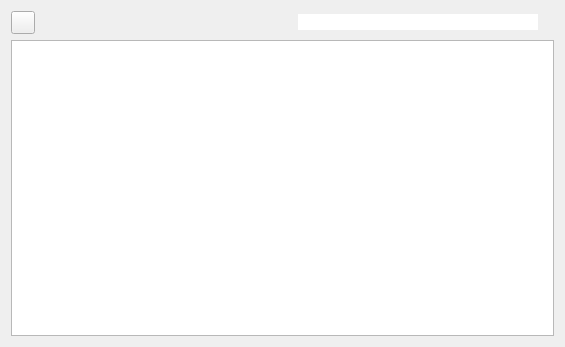
First picture: the form in src/HelpPage.ui, repository keshav-sahu7/TableKM, before the edit.
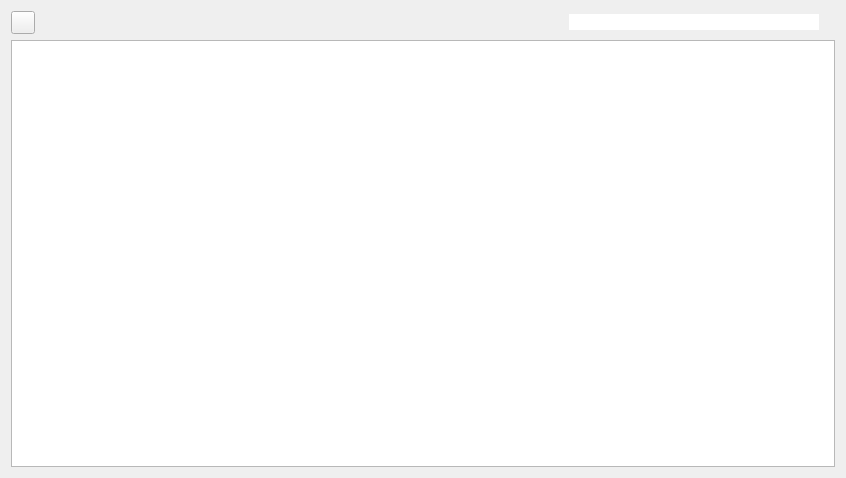
Second picture: the form after the edit. Icons and pictures are not drawn.

Commit message: fix: search function button max size.

Diff of the .ui file:
```diff
--- a/src/HelpPage.ui
+++ b/src/HelpPage.ui
@@ -6,8 +6,8 @@
    <rect>
     <x>0</x>
     <y>0</y>
-    <width>565</width>
-    <height>347</height>
+    <width>846</width>
+    <height>478</height>
    </rect>
   </property>
   <property name="windowTitle">
@@ -16,10 +16,13 @@
   <layout class="QVBoxLayout" name="verticalLayout">
    <item>
     <layout class="QHBoxLayout" name="horizontalLayout_2">
+     <property name="spacing">
+      <number>0</number>
+     </property>
      <item>
       <widget class="QToolButton" name="btn_home">
        <property name="icon">
-        <iconset resource="resource.qrc">
+        <iconset>
          <normaloff>:/icons/light/home.png</normaloff>:/icons/light/home.png</iconset>
        </property>
       </widget>
@@ -38,12 +41,13 @@
       </spacer>
      </item>
      <item>
-      <layout class="QHBoxLayout" name="horizontalLayout">
-       <property name="spacing">
-        <number>0</number>
-       </property>
-       <item>
         <widget class="QLineEdit" name="le_search_field">
+       <property name="maximumSize">
+        <size>
+         <width>250</width>
+         <height>16777215</height>
+        </size>
+       </property>
          <property name="styleSheet">
           <string notr="true">QLineEdit#le_search_field
 {
@@ -68,7 +72,7 @@
 }</string>
          </property>
          <property name="icon">
-          <iconset resource="resource.qrc">
+        <iconset>
            <normaloff>:/icons/light/search.png</normaloff>:/icons/light/search.png</iconset>
          </property>
          <property name="iconSize">
@@ -84,14 +88,15 @@
        </item>
       </layout>
      </item>
-    </layout>
-   </item>
    <item>
     <widget class="QTextBrowser" name="browser">
      <property name="html">
       <string>&lt;!DOCTYPE HTML PUBLIC &quot;-//W3C//DTD HTML 4.0//EN&quot; &quot;http://www.w3.org/TR/REC-html40/strict.dtd&quot;&gt;
 &lt;html&gt;&lt;head&gt;&lt;meta name=&quot;qrichtext&quot; content=&quot;1&quot; /&gt;&lt;meta charset=&quot;utf-8&quot; /&gt;&lt;style type=&quot;text/css&quot;&gt;
 p, li { white-space: pre-wrap; }
+hr { height: 1px; border-width: 0; }
+li.unchecked::marker { content: &quot;\2610&quot;; }
+li.checked::marker { content: &quot;\2612&quot;; }
 &lt;/style&gt;&lt;/head&gt;&lt;body style=&quot; font-family:'Segoe UI'; font-size:9pt; font-weight:400; font-style:normal;&quot;&gt;
 &lt;p style=&quot;-qt-paragraph-type:empty; margin-top:0px; margin-bottom:0px; margin-left:0px; margin-right:0px; -qt-block-indent:0; text-indent:0px;&quot;&gt;&lt;br /&gt;&lt;/p&gt;&lt;/body&gt;&lt;/html&gt;</string>
      </property>
```
Left out of the diff: 4 changed lines with no effect on the pictures. Lines whose indentation alone changed are shown as unchanged.
